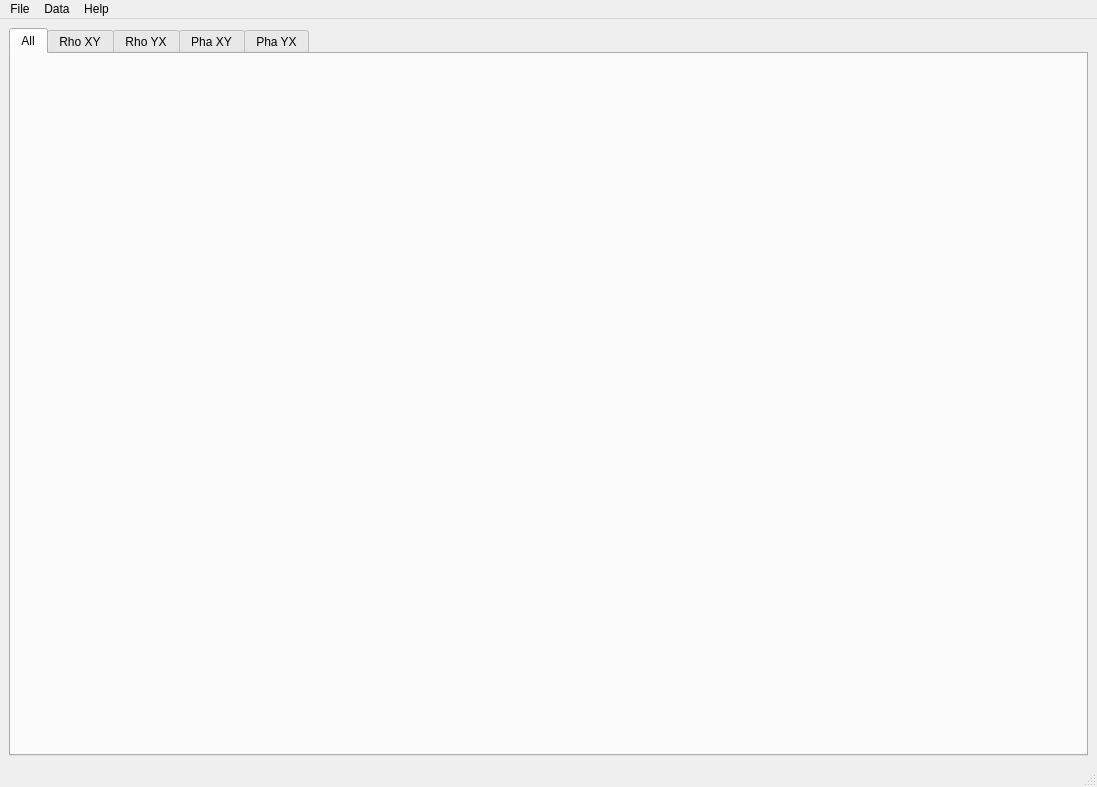
riflab/adEditor, file adEDItor v2.0.00.00.00_Private/src/main_window.ui: the form before one commit.
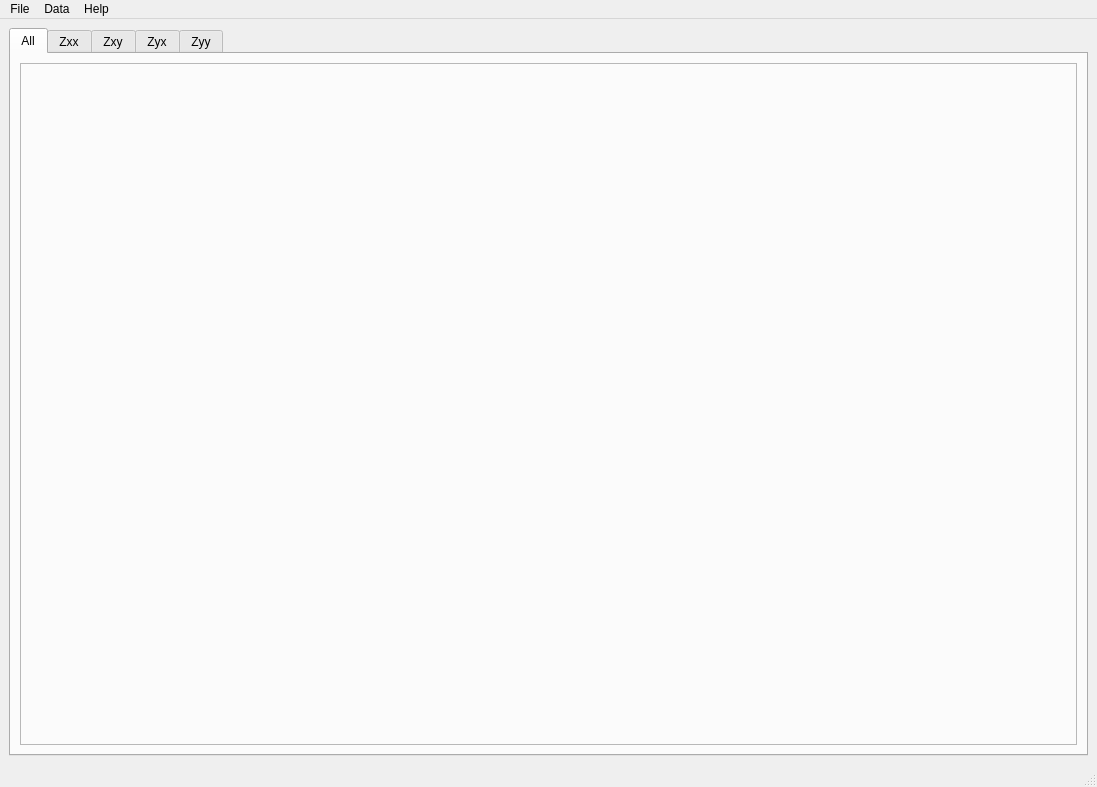
The form after the commit. The open tabs and pages were chosen to show the change.

Diff of the .ui file:
```diff
--- a/adEDItor v2.0.00.00.00_Private/src/main_window.ui
+++ b/adEDItor v2.0.00.00.00_Private/src/main_window.ui
@@ -24,25 +24,45 @@
        <attribute name="title">
         <string>All</string>
        </attribute>
+       <layout class="QHBoxLayout" name="horizontalLayout_3">
+        <item>
+         <widget class="QFrame" name="frame">
+          <property name="layoutDirection">
+           <enum>Qt::LeftToRight</enum>
+          </property>
+          <property name="frameShape">
+           <enum>QFrame::StyledPanel</enum>
+          </property>
+          <property name="frameShadow">
+           <enum>QFrame::Raised</enum>
+          </property>
+          <layout class="QHBoxLayout" name="horizontalLayout_2">
+           <item>
+            <layout class="QVBoxLayout" name="verticalLayout_all"/>
+           </item>
+          </layout>
+         </widget>
+        </item>
+       </layout>
       </widget>
       <widget class="QWidget" name="rho_xy">
        <attribute name="title">
-        <string>Rho XY</string>
+        <string>Zxx</string>
        </attribute>
       </widget>
       <widget class="QWidget" name="rho_yx">
        <attribute name="title">
-        <string>Rho YX</string>
+        <string>Zxy</string>
        </attribute>
       </widget>
       <widget class="QWidget" name="pha_xy">
        <attribute name="title">
-        <string>Pha XY</string>
+        <string>Zyx</string>
        </attribute>
       </widget>
       <widget class="QWidget" name="pha_yx">
        <attribute name="title">
-        <string>Pha YX</string>
+        <string>Zyy</string>
        </attribute>
       </widget>
      </widget>
```
Left out of the diff: 52 changed lines with no effect on the pictures.
